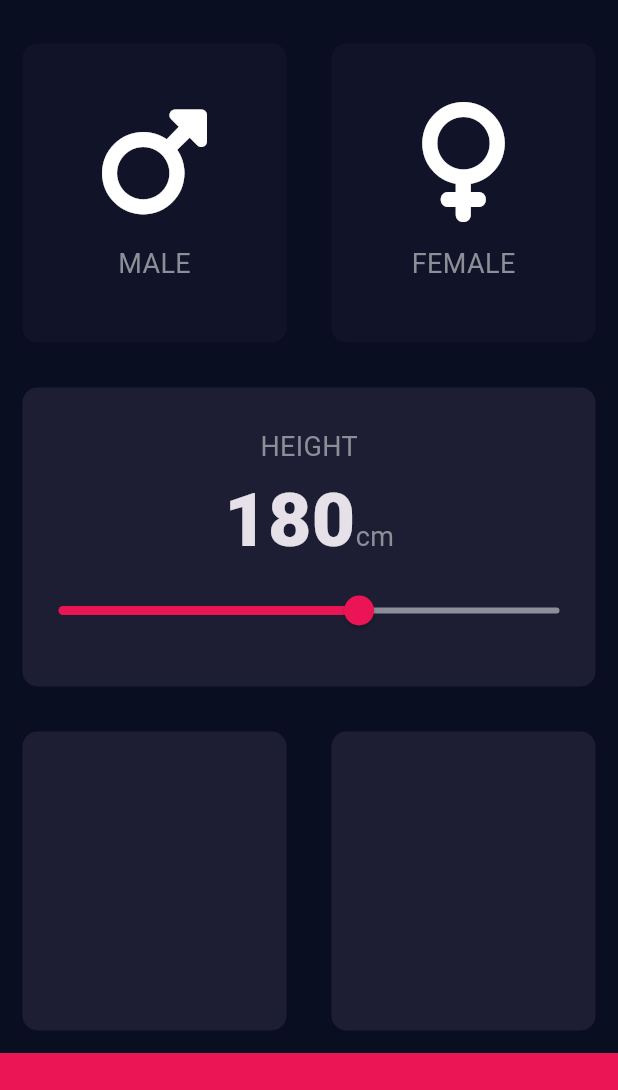
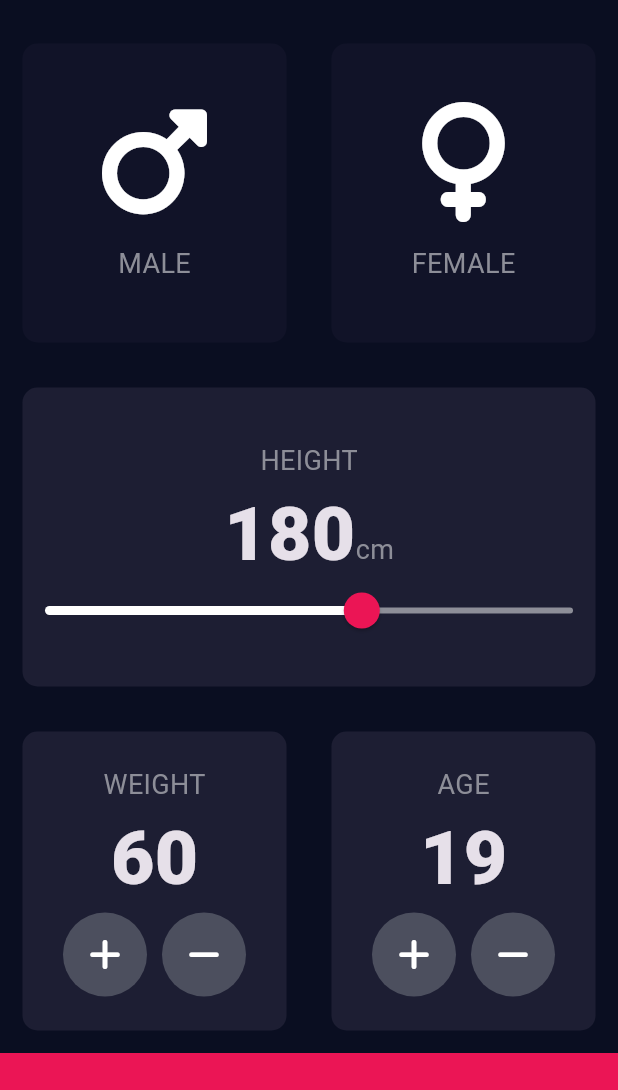
Before and after one commit to BenCodeurr/bmi_calculator_flutter, a Flutter app: the screen it shows after launch, on a phone screen of 412 x 824 dp, the part 63-1153 px from its top. Run offline on Flutter 3.47's test engine with Material 3 defaults, Android fonts, the phone set to English and light mode, and no system bars; our stand-ins replace font_awesome_flutter.

Commit message:
UI Screen 1 successfully completed.

```diff
--- a/lib/input_page.dart
+++ b/lib/input_page.dart
@@ -16,6 +16,8 @@ class InputPage extends StatefulWidget {
 class _InputPageState extends State<InputPage> {
   Gender? selectedGender;
   int height = 180;
+  int weight = 60;
+  int age = 19;
 
   @override
   Widget build(BuildContext context) {
@@ -88,35 +90,118 @@ class _InputPageState extends State<InputPage> {
                       )
                     ],
                   ),
-                  Slider(
+                  SliderTheme(
+                    data: SliderTheme.of(context).copyWith(
+                      thumbColor: const Color(0xFFEB1555),
+                      activeTrackColor: Colors.white,
+                      overlayColor: const Color(0x29EB1555),
+                      thumbShape:
+                          const RoundSliderThumbShape(enabledThumbRadius: 12.0),
+                      overlayShape:
+                          const RoundSliderOverlayShape(overlayRadius: 15.0),
+                    ),
+                    child: Slider(
                       value: height.toDouble(),
                       min: 120.0,
                       max: 220.0,
-                    activeColor: const Color(0xFFEB1555),
                       inactiveColor: const Color(0xFF8D8E98),
                       onChanged: (double userHeight) {
                         setState(() {
                           height = userHeight.round();
-                        // print(height);
                         });
                       },
+                    ),
                   ),
                 ],
               ),
               colour: kActiveCardColor,
             ),
           ),
-          const Expanded(
+          Expanded(
             child: Row(
               children: [
                 Expanded(
                   child: ReusableCard(
                     colour: kActiveCardColor,
+                    cardChild: Column(
+                      mainAxisAlignment: MainAxisAlignment.center,
+                      children: [
+                        const Text(
+                          'WEIGHT',
+                          style: kTitleTextStyle,
+                        ),
+                        Text(
+                          weight.toString(),
+                          style: kNumberStyle,
+                        ),
+                        Row(
+                          mainAxisAlignment: MainAxisAlignment.center,
+                          children: [
+                            RoundedIconButton(
+                              icon: FontAwesomeIcons.plus,
+                              onPressed: () {
+                                setState(() {
+                                  weight++;
+                                });
+                              },
+                            ),
+                            const SizedBox(
+                              width: 10.0,
+                            ),
+                            RoundedIconButton(
+                              icon: FontAwesomeIcons.minus,
+                              onPressed: () {
+                                setState(() {
+                                  weight--;
+                                });
+                              },
+                            ),
+                          ],
+                        )
+                      ],
+                    ),
                   ),
                 ),
                 Expanded(
                   child: ReusableCard(
                     colour: kActiveCardColor,
+                    cardChild: Column(
+                      mainAxisAlignment: MainAxisAlignment.center,
+                      children: [
+                        const Text(
+                          'AGE',
+                          style: kTitleTextStyle,
+                        ),
+                        Text(
+                          age.toString(),
+                          style: kNumberStyle,
+                        ),
+                        Row(
+                          mainAxisAlignment: MainAxisAlignment.center,
+                          children: [
+                            RoundedIconButton(
+                              icon: FontAwesomeIcons.plus,
+                              onPressed: () {
+                                setState(
+                                  () {
+                                    age++;
+                                  },
+                                );
+                              },
+                            ),
+                            const SizedBox(width: 10.0),
+                            RoundedIconButton(
+                              icon: FontAwesomeIcons.minus,
+                              onPressed: () {
+                                setState(() {
+                                  age--;
+                                });
+                              },
+                            ),
+                          ],
+                        ),
+                      ],
+                    ),
                   ),
                 ),
               ],
@@ -132,3 +217,22 @@ class _InputPageState extends State<InputPage> {
     );
   }
 }
+
+class RoundedIconButton extends StatelessWidget {
+  const RoundedIconButton(
+      {super.key, required this.icon, required this.onPressed});
+  final IconData icon;
+  final VoidCallback onPressed;
+
+  @override
+  Widget build(BuildContext context) {
+    return RawMaterialButton(
+      onPressed: onPressed,
+      elevation: 0.0,
+      constraints: const BoxConstraints.tightFor(width: 56.0, height: 56.0),
+      shape: const CircleBorder(),
+      fillColor: const Color(0xFF4C4F5E),
+      child: Icon(icon),
+    );
+  }
+}
```
Lines whose indentation alone changed are shown as unchanged.
